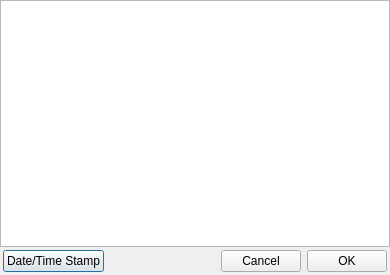
First picture: the form in cad/src/commands/CommentProperties/CommentPropDialog.ui, repository kanzure/nanoengineer, before the edit.
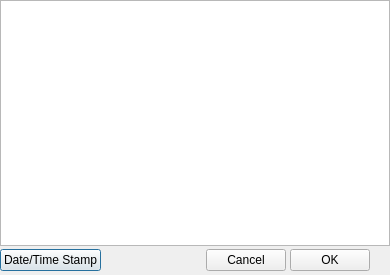
Second picture: the form after the edit. Icons and pictures are not drawn.

Commit message: Added spacer to the bottom right corner of the Comment dialog.

Patch:
```diff
--- a/cad/src/commands/CommentProperties/CommentPropDialog.ui
+++ b/cad/src/commands/CommentProperties/CommentPropDialog.ui
@@ -19,22 +19,31 @@
    <iconset/>
   </property>
   <layout class="QGridLayout" >
-   <property name="margin" >
+   <property name="leftMargin" >
     <number>0</number>
    </property>
-   <property name="spacing" >
+   <property name="topMargin" >
     <number>0</number>
    </property>
+   <property name="rightMargin" >
+    <number>0</number>
+   </property>
+   <property name="bottomMargin" >
+    <number>2</number>
+   </property>
+   <property name="horizontalSpacing" >
+    <number>2</number>
+   </property>
+   <property name="verticalSpacing" >
+    <number>2</number>
+   </property>
    <item row="0" column="0" >
     <widget class="QTextEdit" name="comment_textedit" />
    </item>
    <item row="1" column="0" >
     <layout class="QHBoxLayout" >
-     <property name="margin" >
-      <number>3</number>
-     </property>
      <property name="spacing" >
-      <number>6</number>
+      <number>4</number>
      </property>
      <item>
       <widget class="QPushButton" name="date_time_btn" >
@@ -53,8 +62,8 @@
        </property>
        <property name="sizeHint" >
         <size>
-         <width>40</width>
-         <height>20</height>
+         <width>81</width>
+         <height>25</height>
         </size>
        </property>
       </spacer>
@@ -73,6 +82,22 @@
        </property>
       </widget>
      </item>
+     <item>
+      <spacer>
+       <property name="orientation" >
+        <enum>Qt::Horizontal</enum>
+       </property>
+       <property name="sizeType" >
+        <enum>QSizePolicy::Fixed</enum>
+       </property>
+       <property name="sizeHint" >
+        <size>
+         <width>20</width>
+         <height>20</height>
+        </size>
+       </property>
+      </spacer>
+     </item>
     </layout>
    </item>
   </layout>
```
Left out of the diff: 4 changed lines with no effect on the pictures. The commit also changes 1 other file.
